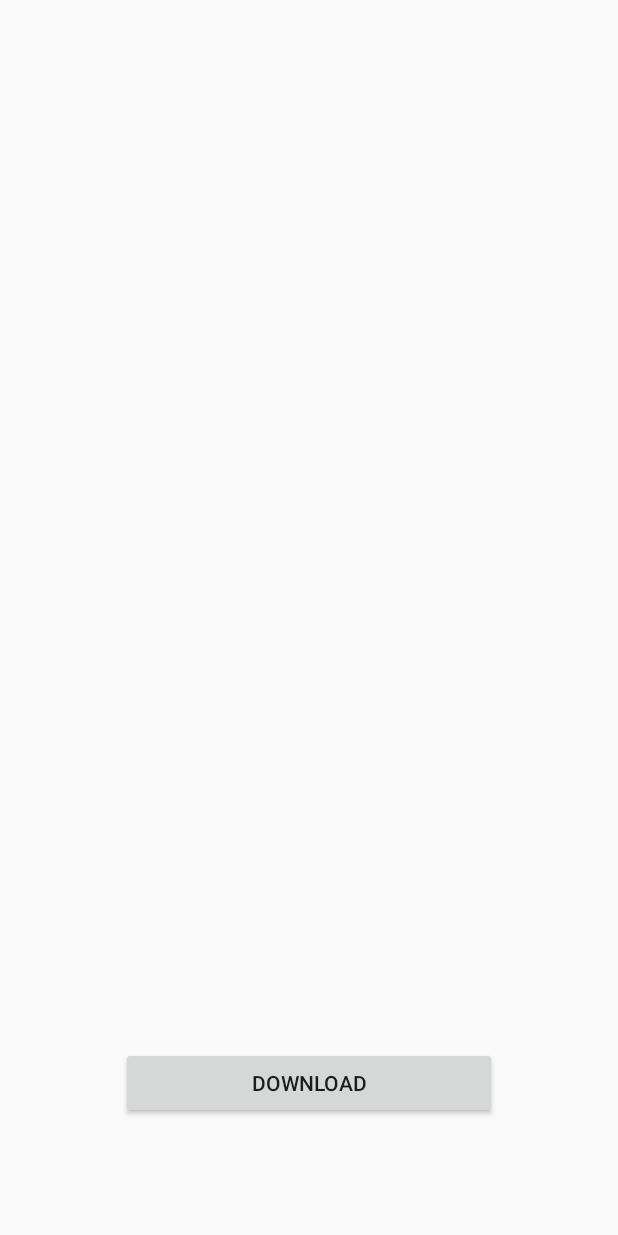
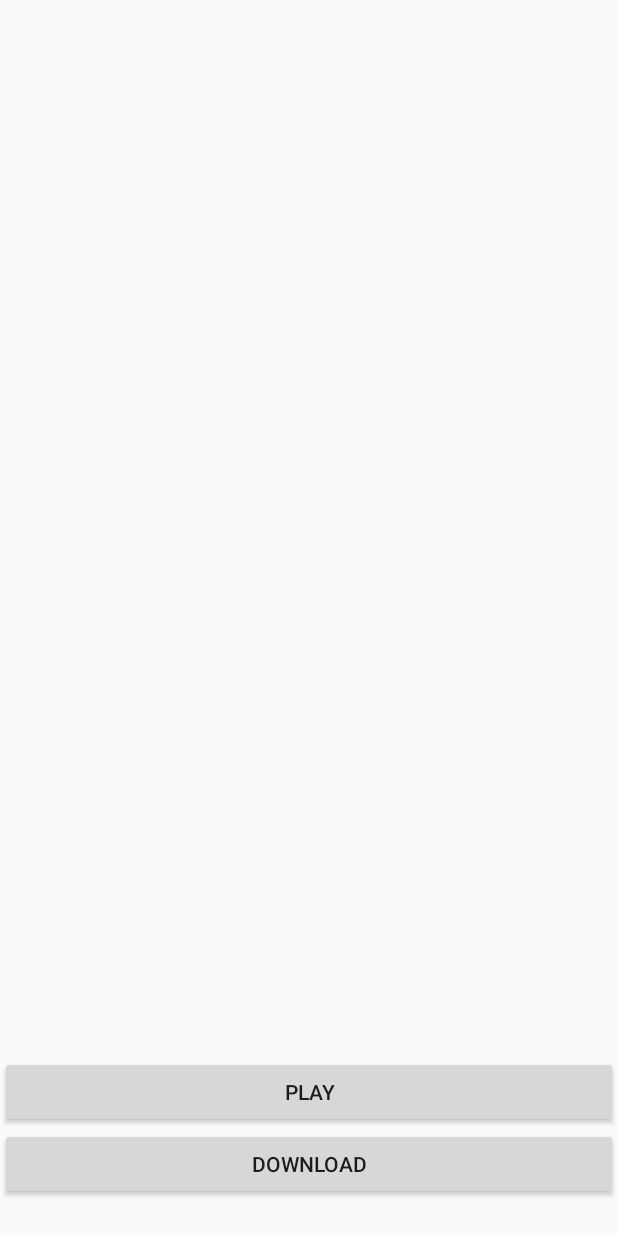
Before and after one commit to claaraamaria/MusicMachine, an Android app: the layout activity_main.xml on its own in the app's theme, with its tools: preview values and no code run, on a phone screen of 412 x 824 dp. Run offline under Robolectric (Android 15) with nearby library versions, the phone set to English and light mode, and no system bars.

Commit message:
Bounded Services so that the music can lay even when the activity is paused

```diff
--- a/app/src/main/AndroidManifest.xml
+++ b/app/src/main/AndroidManifest.xml
@@ -18,6 +18,7 @@
         </activity>
         <service android:name=".DownloadService"/>
         <service android:name=".DownloadIntentService"/>
+        <service android:name=".PlayerService"/>
     </application>
 
 </manifest>
--- a/app/src/main/res/layout/activity_main.xml
+++ b/app/src/main/res/layout/activity_main.xml
@@ -12,8 +12,14 @@
         android:layout_height="wrap_content"
         android:layout_alignParentBottom="true"
         android:layout_centerHorizontal="true"
-        android:layout_marginEnd="161dp"
-        android:layout_marginRight="161dp"
-        android:layout_marginBottom="78dp"
+        android:layout_marginBottom="24dp"
         android:text="Download" />
+
+    <Button
+        android:id="@+id/playButton"
+        android:layout_width="match_parent"
+        android:layout_height="wrap_content"
+        android:layout_above="@id/downloadButton"
+        android:layout_centerHorizontal="true"
+        android:text="Play" />
 </RelativeLayout>
```
Also changed, not shown: app/src/main/java/com/claramaria/android/samples/musicmachine/MainActivity.java (+55 -0 lines), app/src/main/java/com/claramaria/android/samples/musicmachine/PlayerService.java (added, +71 -0 lines), 1 other file.
